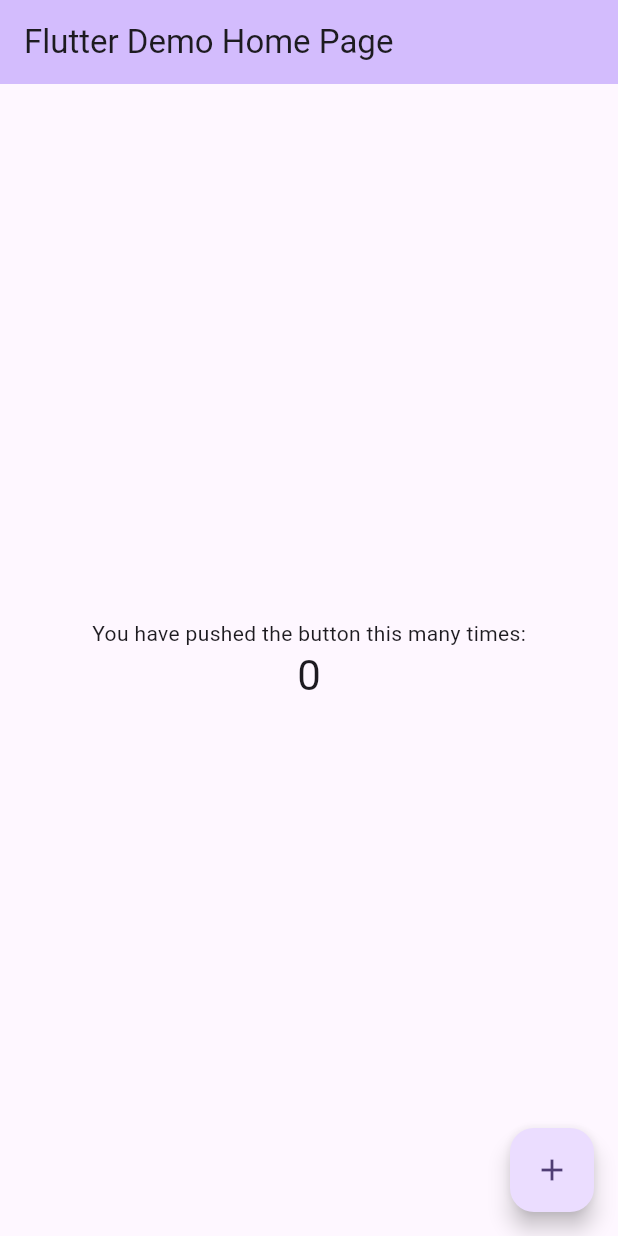
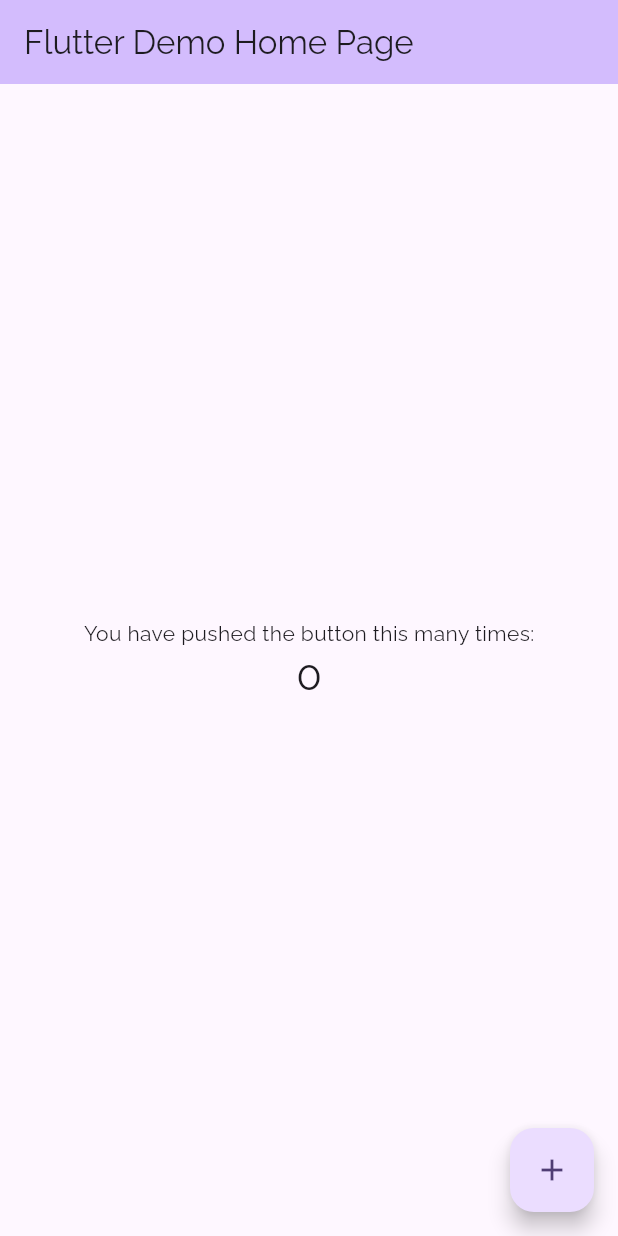
Before and after one commit to abdymazhittoretay/custom_fonts, a Flutter app: the screen it shows after launch, on a phone screen of 412 x 824 dp. Run offline on Flutter 3.47's test engine with Material 3 defaults, Android fonts, the phone set to English and light mode, and no system bars.

Commit message:
set the default fontFamily

```diff
--- a/lib/main.dart
+++ b/lib/main.dart
@@ -12,6 +12,7 @@ class MyApp extends StatelessWidget {
     return MaterialApp(
       title: 'Flutter Demo',
       theme: ThemeData(
+        fontFamily: "Raleway",
         colorScheme: ColorScheme.fromSeed(seedColor: Colors.deepPurple),
       ),
       home: const MyHomePage(title: 'Flutter Demo Home Page'),
```
